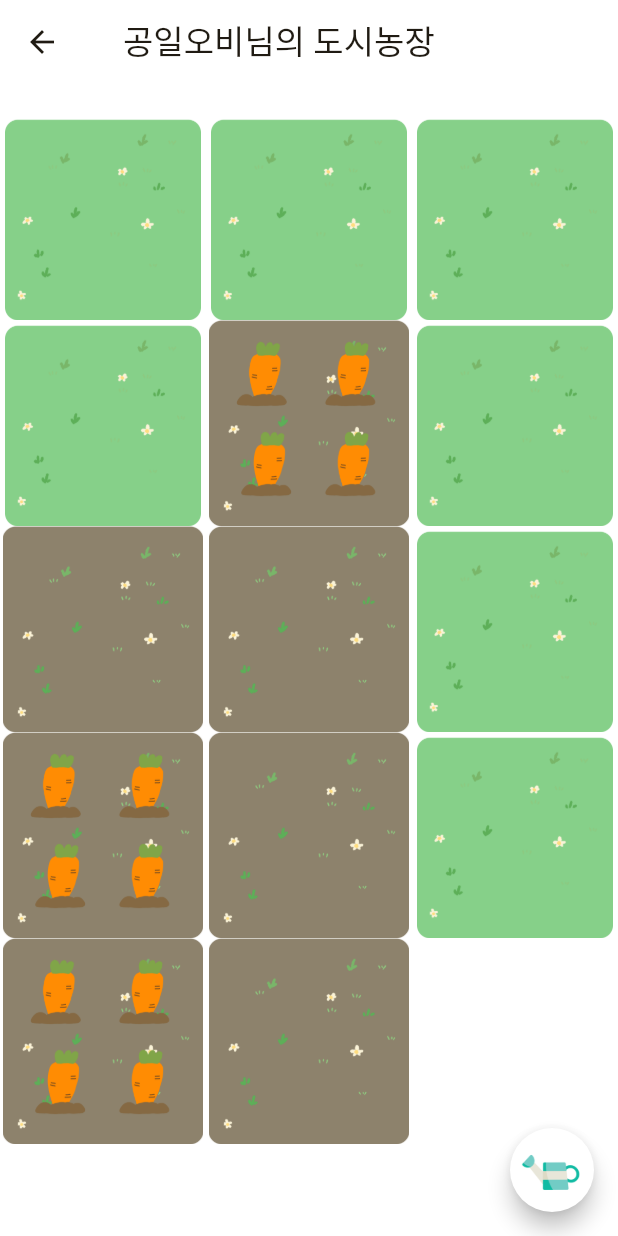
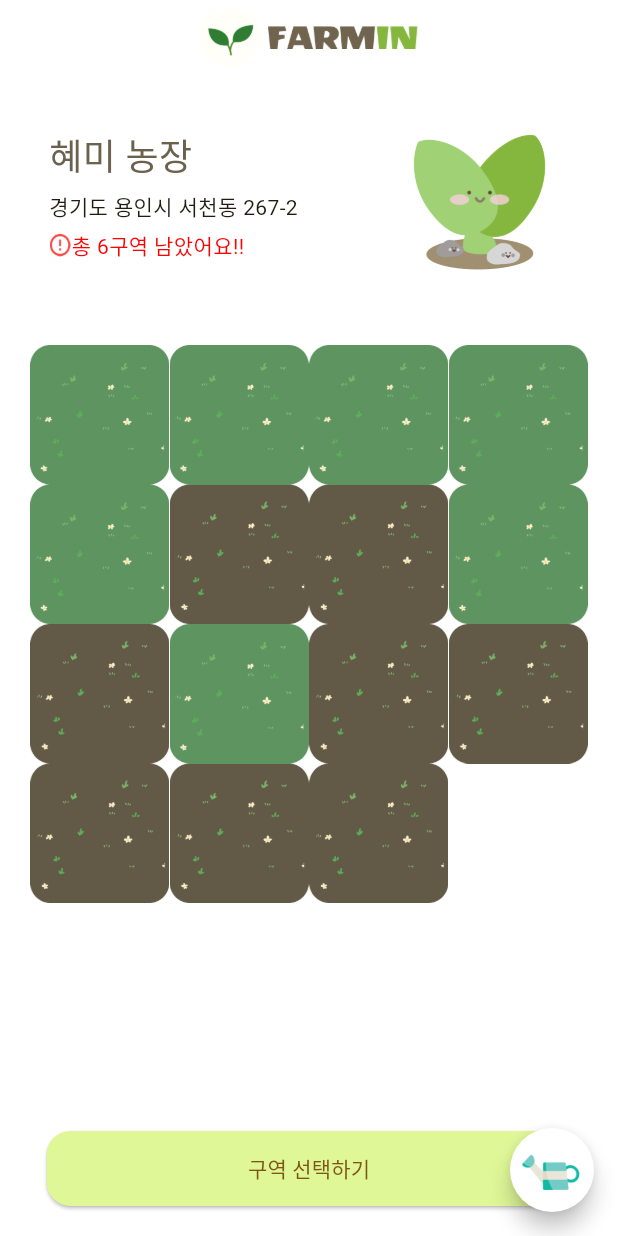
Before and after one commit to HTML-014B/014B-FE, a Flutter app: the screen it shows after launch, item 4 of the bottom bar chosen, after a tap on "텃밭 관리", on a phone screen of 412 x 824 dp. Run offline on Flutter 3.47's test engine with Material 3 defaults, Android fonts, the light colour scheme and no system bars; drawn by our look-alikes of flutter_speed_dial; our stand-ins replace geolocator, google_maps_flutter.

Commit message:
managePlants screen ui and function

```diff
--- a/lib/components/custom_appbar.dart
+++ b/lib/components/custom_appbar.dart
@@ -13,12 +13,16 @@ class CustomAppBar extends StatelessWidget implements PreferredSizeWidget {
         automaticallyImplyLeading: false,
         title: Row(mainAxisAlignment: MainAxisAlignment.center, children: [
           Image.asset(
-            'assets/logo.png',
-            height: 30,
-            width: 30,
+            'assets/appbar_logo.png',
+            height: 40,
+            width: 40,
           ),
-          Text(title,
-              style: TextStyle(color: Theme.of(context).colorScheme.tertiary)),
+          SizedBox(width: 5),
+          Image.asset(
+            'assets/FARMIN.png',
+            height: 100,
+            width: 100,
+          ),
         ]));
   }
 
--- a/lib/models/plant_model.dart
+++ b/lib/models/plant_model.dart
@@ -12,14 +12,15 @@ List<PlantModel> plantList = [
   PlantModel.fromJson({'id': '1', 'status': 'normal'}),
   PlantModel.fromJson({'id': '2', 'status': 'normal'}),
   PlantModel.fromJson({'id': '3', 'status': 'normal'}),
-  PlantModel.fromJson({'id': '4', 'status': 'me_carrot'}),
   PlantModel.fromJson({'id': '5', 'status': 'normal'}),
   PlantModel.fromJson({'id': '6', 'status': 'me'}),
   PlantModel.fromJson({'id': '7', 'status': 'me'}),
   PlantModel.fromJson({'id': '8', 'status': 'normal'}),
-  PlantModel.fromJson({'id': '9', 'status': 'me_carrot'}),
   PlantModel.fromJson({'id': '10', 'status': 'me'}),
   PlantModel.fromJson({'id': '11', 'status': 'normal'}),
-  PlantModel.fromJson({'id': '11', 'status': 'me_carrot'}),
+  PlantModel.fromJson({'id': '11', 'status': 'me'}),
+  PlantModel.fromJson({'id': '11', 'status': 'me'}),
+  PlantModel.fromJson({'id': '11', 'status': 'me'}),
+  PlantModel.fromJson({'id': '11', 'status': 'me'}),
   PlantModel.fromJson({'id': '11', 'status': 'me'})
 ];
--- a/lib/screens/managePlants_screen.dart
+++ b/lib/screens/managePlants_screen.dart
@@ -2,6 +2,7 @@ import 'package:flutter/cupertino.dart';
 import 'package:flutter/material.dart';
 import 'package:flutter/services.dart';
 import 'package:flutter_speed_dial/flutter_speed_dial.dart';
+import 'package:html_front/components/custom_appbar.dart';
 import 'package:html_front/models/plant_model.dart';
 import 'package:html_front/screens/ai_screen.dart';
 import 'package:html_front/screens/diary_screen.dart';
@@ -17,6 +18,7 @@ class _ManagePlantsScreenState extends State<ManagePlantsScreen> {
   int total_price = 0;
   String user = '공일오비';
   String title = '도시농장';
+  bool isEditedMode = false;
   bool isClicked = false;
   int section = 0;
 
@@ -24,6 +26,7 @@ class _ManagePlantsScreenState extends State<ManagePlantsScreen> {
   void initState() {
     // TODO: implement initState
     super.initState();
+    isEditedMode = false;
     isClicked = false; // 확정하기가 눌렸는지?
     section = 0;
   }
@@ -68,26 +71,57 @@ class _ManagePlantsScreenState extends State<ManagePlantsScreen> {
   Widget build(BuildContext context) {
     return Scaffold(
       backgroundColor: Color(0xFFFFFFFF),
-        appBar: AppBar(
-            backgroundColor: Color(0xFFFFFFFF),
-            title: Center(
+      appBar: CustomAppBar(title: 'FARMIN'),
+      body: Column(
+        children: [
+          SizedBox(height: 10),
+          Padding(
+              padding: const EdgeInsets.all(20),
               child: Row(
+                mainAxisAlignment: MainAxisAlignment.spaceAround, // 간격을 띄우고 정렬
                 children: [
-                SizedBox(width: 10),
-                Text('${user}님의 도시농장'),
-                SizedBox(width: 10),
-              ],
-            ))),
-        body: Column(
+                  Column(
                     crossAxisAlignment: CrossAxisAlignment.start,
                     children: [
-            SizedBox(height: 20),
+                      Text(
+                        '혜미 농장',
+                        style: TextStyle(
+                          fontSize: 24.0, // 글꼴 크기를 24.0으로 설정
+                          color: Color(0xff6B614D), // 텍스트 색상 설정 (선택 사항)
+                        ),
+                      ),
+                      SizedBox(height: 5),
+                      Text('경기도 용인시 서천동 267-2'),
+                      SizedBox(height: 5),
+                      Row(
+                        children: [
+                          Image.asset('assets/warning.png',
+                              width: 15, height: 15),
+                          Text(
+                            '총 6구역 남았어요!!',
+                            style: TextStyle(
+                                fontSize: 14, color: Color(0xffFA0303)),
+                          ),
+                        ],
+                      ),
+                    ],
+                  ),
+                  SizedBox(width: 10),
+                  Image.asset('assets/final_logo.png', width: 120, height: 100),
+                ],
+              )),
+          SizedBox(height: 10),
           Expanded(
-                child: (GridView.builder(
+            // Expanded를 Column의 두 번째 자식으로 이동
+            child: Stack(
+              children: [
+                Padding(
+                  padding: const EdgeInsets.all(20),
+                  child: GridView.builder(
                     shrinkWrap: true,
                     itemCount: _plantList.length,
                     gridDelegate: SliverGridDelegateWithFixedCrossAxisCount(
-                crossAxisCount: 3, //1 개의 행에 보여줄 item 개수
+                      crossAxisCount: 4, //1 개의 행에 보여줄 item 개수
                       childAspectRatio: 1 / 1,
                       mainAxisSpacing: 0, //수평 Padding
                       crossAxisSpacing: 0, //수직 Padding
@@ -95,57 +129,43 @@ class _ManagePlantsScreenState extends State<ManagePlantsScreen> {
                     itemBuilder: (BuildContext context, int index) {
                       return GestureDetector(
                         onTap: () {
-                      print(_plantList[index].status);
+                          if (isEditedMode == false) {
+                            // 구역 선택하기 버튼을 누르지 않고 클릭 시 효과x
+                            return;
+                          }
                           if (_plantList[index].status == 'prohibited') {
                             return;
                           }
                           if (_plantList[index].status == 'normal') {
-                        //plants.addPlant(plants.plants[index], 1);
                             setState(() {
-                          print(index);
                               addPlant(index, 1);
                             });
-
-                        /*context
-                              .read<Plants>()
-                              .addPlant(plants.plants[index], 1);*/
-                        //plants.plants[index].status == 'selected';
-                        //print(plants.plants[index].id);
                             return;
                           }
                           if (_plantList[index].status == 'selected') {
-                        //plants.removePlant(plants.plants[index], 1);
-
                             setState(() {
-                          print(index);
                               removePlant(index, 1);
                             });
                           }
-
-                      // context
-                      //     .read<Plants>()
-                      //     .removePlant(plants.plants[index], 1);
-                      //plants.plants[index].status == 'normal';
-                      //print(plants.plants[index].id);
                         },
                         child: Container(
                           child: _plantList[index].status == 'normal'
-                            ? Image.asset('assets/ground_nothing.png')
+                              ? Image.asset('assets/normalGrass.png')
                               : _plantList[index].status == 'selected'
-                                ? Image.asset('assets/ground_clicked.png')
-                                : _plantList[index].status == 'prohibited'
-                                    ? Image.asset(
-                                        'assets/ground_prohibited.png')
-                                    : _plantList[index].status == 'me'
-                                        ? Image.asset(
-                                            'assets/my_ground_nothing.png')
+                                  ? Image.asset('assets/selectedGrass.png')
                                   : Image.asset(
-                                            'assets/my_ground_carrot.png')));
+                                      'assets/prohibitedGrass_final.png'),
+                        ),
+                      );
                     },
-            ))),
-            total_price > 0
-                ? AnimatedContainer(
-                    //padding: const EdgeInsets.all(2),
+                  ),
+                ),
+                if (total_price > 0)
+                  Positioned(
+                    bottom: 0,
+                    left: 0,
+                    right: 0,
+                    child: AnimatedContainer(
                       duration: Duration(seconds: 1),
                       curve: Curves.fastEaseInToSlowEaseOut,
                       height: 80,
@@ -160,22 +180,22 @@ class _ManagePlantsScreenState extends State<ManagePlantsScreen> {
                               style: TextStyle(fontSize: 15),
                             ),
                             TextButton(
-                            onPressed: () => {
+                              onPressed: () {
                                 showDialog(
                                   context: context,
                                   builder: (_) {
-                                        //clickPayment();
                                     return AlertDialog(
                                       title: Text('확정하기'),
                                       content: Text(
-                                                '결제하실 금액은 ${total_price * 100000}원 입니다'),
+                                        '결제하실 금액은 ${total_price * 100000}원 입니다',
+                                      ),
                                       actions: [
                                         TextButton(
                                           onPressed: () {
-                                                    Navigator.of(context)
-                                                        .pop(false);
+                                            Navigator.of(context).pop(false);
                                           },
-                                                  child: Text('취소')),
+                                          child: Text('취소'),
+                                        ),
                                         TextButton(
                                           onPressed: () {
                                             clickPayment();
@@ -184,27 +204,58 @@ class _ManagePlantsScreenState extends State<ManagePlantsScreen> {
                                               section = 0;
                                               total_price = 0;
                                               myPlant(_plantList);
-                                                    Navigator.of(context)
-                                                        .pop(false);
+                                              Navigator.of(context).pop(false);
                                             });
                                           },
                                           child: Text('결제하기'),
                                         ),
-                                            ]);
-                                      })
+                                      ],
+                                    );
+                                  },
+                                );
                               },
                               child: Container(
                                 child: isClicked == false
                                     ? Text('${total_price * 100000}원 확정하기')
-                                    : Text(''
-                                        //'확정완료!',
-                                        /* textAlign: TextAlign.center,
-                                        style: TextStyle(fontSize: 15),*/
-                                        )))
+                                    : Text(''),
+                              ),
+                            ),
                           ],
-                    )),
+                        ),
+                      ),
+                    ),
                   )
-                : SizedBox(height: 0)
+                else
+                  Positioned(
+                    bottom: 20,
+                    left: 0,
+                    right: 0,
+                    child: Center(
+                      // Center로 감싸 버튼을 가운데 정렬
+                      child: SizedBox(
+                        width: 350,
+                        height: 50, // 버튼의 너비 설정
+                        child: ElevatedButton(
+                          style: ElevatedButton.styleFrom(
+                            shape: RoundedRectangleBorder(
+                              borderRadius:
+                                  BorderRadius.circular(16), // 모서리를 둥글게 설정
+                            ),
+                            backgroundColor: Color(0xffDFF797),
+                          ),
+                          child: Text('구역 선택하기'),
+                          onPressed: () => {
+                            setState(() {
+                              isEditedMode = true;
+                            })
+                          },
+                        ),
+                      ),
+                    ),
+                  )
+              ],
+            ),
+          ),
         ],
       ),
       floatingActionButton: SpeedDial(
@@ -215,31 +266,24 @@ class _ManagePlantsScreenState extends State<ManagePlantsScreen> {
             child: Image.asset('assets/fork.png', width: 30, height: 30),
             label: "내 농장일지",
             onTap: () => Navigator.of(context).push(
-                    MaterialPageRoute(builder: (context) => DiaryScreen()))),
+              MaterialPageRoute(builder: (context) => DiaryScreen()),
+            ),
+          ),
           SpeedDialChild(
             child: Image.asset('assets/natural.png', width: 30, height: 30),
             label: "식집사 AI와 Q&A",
-                onTap: () => Navigator.of(context)
-                    .push(MaterialPageRoute(builder: (context) => AiScreen()))),
+            onTap: () => Navigator.of(context).push(
+              MaterialPageRoute(builder: (context) => AiScreen()),
+            ),
+          ),
           SpeedDialChild(
-                child: Image.asset('assets/cartoonTomato.png',
-                    width: 30, height: 30),
+            child:
+                Image.asset('assets/cartoonTomato.png', width: 30, height: 30),
             label: "농작물 판매",
-                onTap: () => print("판매준비중"))
+            onTap: () => print("판매준비중"),
+          ),
         ],
-        )
-
-        //   Colors.transparent,
-        //   focusElevation: 0,
-        //   hoverElevation: 0,
-        //   shape:
-        //       RoundedRectangleBorder(borderRadius: BorderRadius.circular(70)),
-        //   highlightElevation: 0,
-        //   child: Image.asset('assets/floating.png'),
-        //   onPressed: () {
-        //     // Do something
-        //   },
-        // )
+      ),
     );
   }
 }
--- a/pubspec.yaml
+++ b/pubspec.yaml
@@ -115,6 +115,10 @@ flutter:
     - assets/FARMIN.png
     - assets/final_logo.png
     - assets/final_loading.gif
+    - assets/selectedGrass.png
+    - assets/prohibitedGrass_final.png
+    - assets/normalGrass.png
+    - assets/warning.png
 
   # To add assets to your application, add an assets section, like this:
   # assets:
```
Also changed, not shown: assets/3-4.png (added), assets/normalGrass.png (added), assets/prohibitedGrass_final.png (added), assets/selectedGrass.png, assets/warning.png (added). Lines whose indentation alone changed are shown as unchanged.
